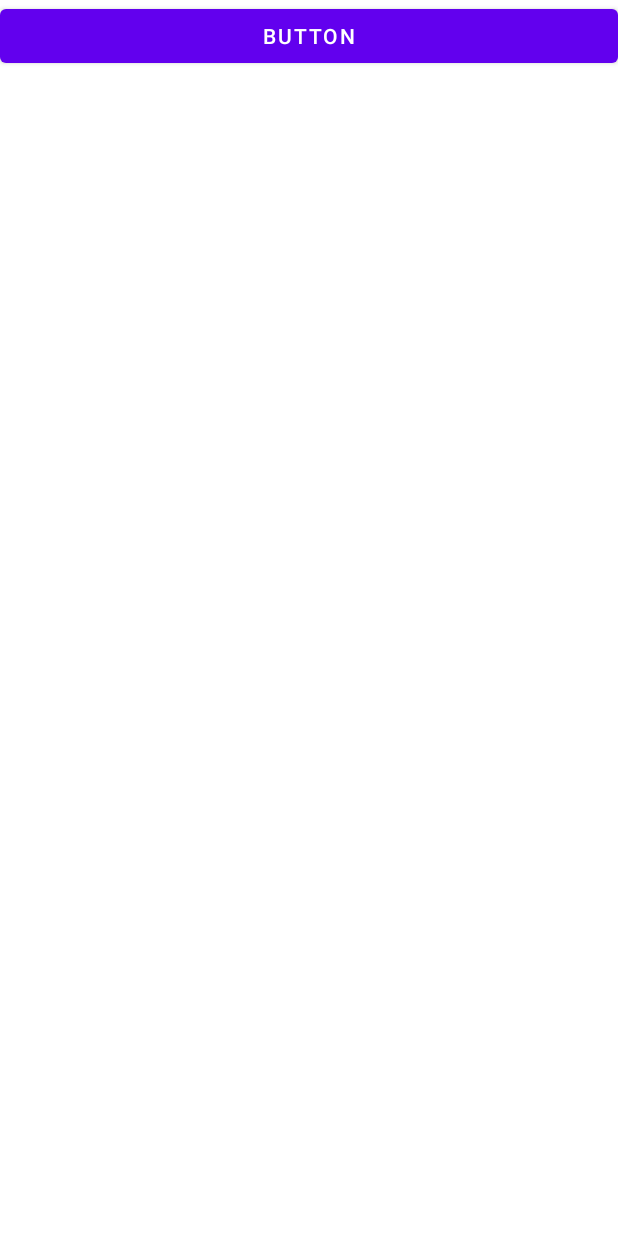
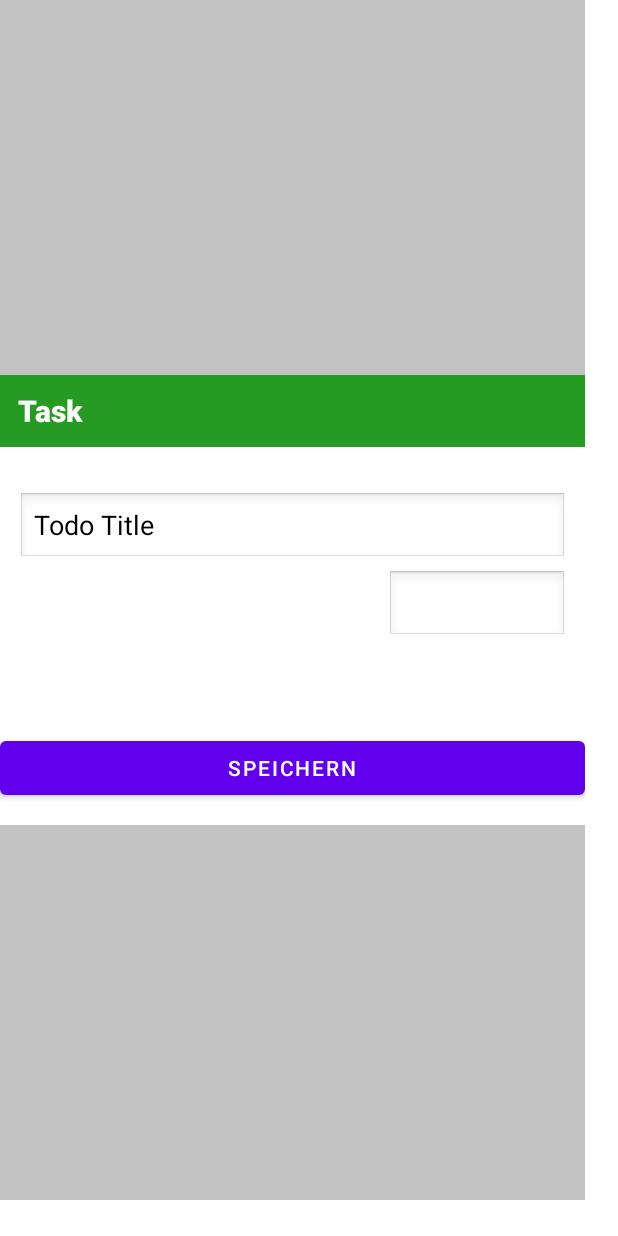
Before and after one commit to OliverStoll/OneList-Android, an Android app: the layout activity_todo_detail_view.xml on its own in the app's theme, with its tools: preview values and no code run, on a phone screen of 412 x 824 dp. Run offline under Robolectric (Android 15) with nearby library versions, the phone set to English and light mode, and no system bars.

Commit message:
Working on Todo Widget basic add/change functionality

```diff
--- a/app/src/main/AndroidManifest.xml
+++ b/app/src/main/AndroidManifest.xml
@@ -14,7 +14,7 @@
         android:theme="@style/Theme.HabitTracker"
         tools:targetApi="31" >
         <activity
-            android:name=".TodoDetailView"
+            android:name=".TodoDetailActivity"
             android:theme="@style/Theme.Transparent"
             android:exported="false" />
 
--- /dev/null
+++ b/app/src/main/res/drawable/add_box.xml
@@ -0,0 +1,5 @@
+<vector android:height="24dp" android:tint="#FFFFFF"
+    android:viewportHeight="24" android:viewportWidth="24"
+    android:width="24dp" xmlns:android="http://schemas.android.com/apk/res/android">
+    <path android:fillColor="@android:color/white" android:pathData="M19,3L5,3c-1.11,0 -2,0.9 -2,2v14c0,1.1 0.89,2 2,2h14c1.1,0 2,-0.9 2,-2L21,5c0,-1.1 -0.9,-2 -2,-2zM19,19L5,19L5,5h14v14zM11,17h2v-4h4v-2h-4L13,7h-2v4L7,11v2h4z"/>
+</vector>
--- a/app/src/main/res/layout/activity_todo_detail_view.xml
+++ b/app/src/main/res/layout/activity_todo_detail_view.xml
@@ -3,15 +3,63 @@
     xmlns:android="http://schemas.android.com/apk/res/android"
     xmlns:tools="http://schemas.android.com/tools"
     xmlns:app="http://schemas.android.com/apk/res-auto"
-    android:layout_width="match_parent"
-    android:layout_height="match_parent"
-    android:orientation="horizontal"
+    android:layout_width="390dp"
+    android:layout_height="800dp"
+    android:layout_columnWeight="1"
+    android:layout_rowWeight="1"
+    android:layout_weight="1"
+    android:orientation="vertical"
+    android:gravity="center"
+    android:background="#66666666"
     android:theme="@style/Theme.Transparent">
 
-  <Button
-      android:id="@+id/button"
-      android:layout_width="0dp"
-      android:layout_height="wrap_content"
-      android:layout_weight="1"
-      android:text="Button" />
+  <LinearLayout
+      android:layout_width="match_parent"
+      android:layout_height="300dp"
+      android:background="@color/white"
+      android:orientation="vertical">
+
+    <TextView
+        android:id="@+id/widget_header2"
+        android:layout_width="match_parent"
+        android:layout_height="48dp"
+        android:background="@color/green"
+        android:fontFamily="sans-serif-medium"
+        android:gravity="center_vertical"
+        android:paddingStart="12dp"
+        android:paddingEnd="12dp"
+        android:text="Task"
+        android:textColor="@color/widget_background"
+        android:textSize="20sp"
+        android:textStyle="bold" />
+
+    <EditText
+        android:id="@+id/todo_detail_title"
+        android:layout_width="match_parent"
+        android:layout_height="wrap_content"
+        android:layout_marginHorizontal="12dp"
+        android:layout_marginTop="30dp"
+        android:autofillHints=""
+        android:ems="10"
+        android:inputType="text"
+        android:text="Todo Title" />
+
+    <EditText
+        android:id="@+id/todo_detail_start_date"
+        android:layout_width="120dp"
+        android:layout_height="wrap_content"
+        android:layout_gravity="end"
+        android:layout_marginHorizontal="12dp"
+        android:layout_marginTop="4dp"
+        android:ems="10"
+        android:inputType="date" />
+
+    <Button
+        android:id="@+id/todo_detail_button_save"
+        android:layout_width="match_parent"
+        android:layout_height="wrap_content"
+        android:layout_marginTop="60dp"
+        android:text="Speichern" />
+  </LinearLayout>
+
 </LinearLayout>
--- a/app/src/main/res/values/styles.xml
+++ b/app/src/main/res/values/styles.xml
@@ -12,7 +12,7 @@
 
     <style name="Theme.Transparent" parent="android:Theme">
         <item name="android:windowIsTranslucent">true</item>
-        <item name="android:windowBackground">@android:color/transparent</item>
+        <item name="android:windowBackground">#66666666</item>
         <item name="android:windowContentOverlay">@null</item>
         <item name="android:windowNoTitle">true</item>
         <item name="android:windowIsFloating">true</item>
```
Also changed, not shown: app/src/main/java/com/example/habittracker/TodoDetailActivity.kt (added, +51 -0 lines), app/src/main/java/com/example/habittracker/TodoDetailView.kt (deleted, +0 -12 lines), app/src/main/java/com/example/habittracker/TodoWidget.kt (+32 -20 lines), app/src/main/java/com/example/habittracker/util/Firebase.kt (+12 -0 lines), app/src/main/java/com/example/habittracker/util/Functionality.kt (+8 -2 lines), app/src/main/java/com/example/habittracker/util/TodoListService.kt (renamed from app/src/main/java/com/example/habittracker/util/TodoWidgetService.kt, +13 -8 lines), app/src/main/res/layout/todo_widget.xml (+26 -3 lines).
